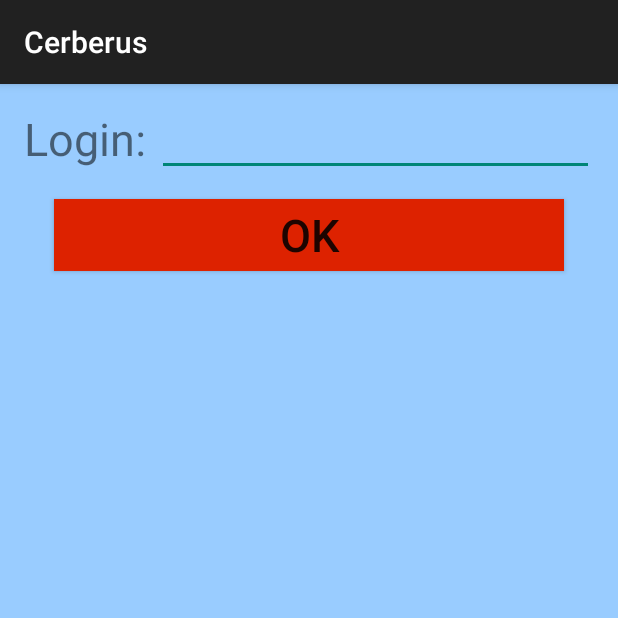
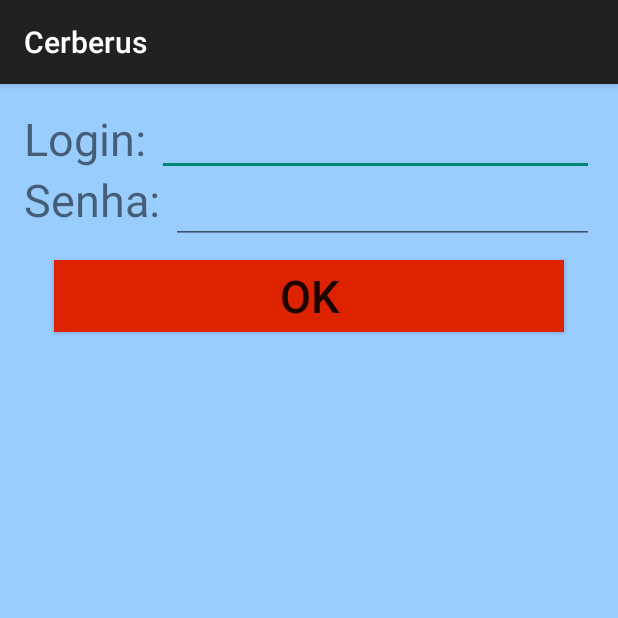
Before and after one commit to Henrod/Cerberus, an Android app: the screen it shows after launch (MainActivity), on a phone screen of 412 x 824 dp, the top half of it. Run offline under Robolectric (Android 15) with nearby library versions, the phone set to English and light mode, and no system bars.

Commit message:
login and watchdog

```diff
--- a/app/src/main/java/com/example/henrique/cerberus/MainActivity.java
+++ b/app/src/main/java/com/example/henrique/cerberus/MainActivity.java
@@ -36,16 +36,21 @@ import java.net.ServerSocket;
 import java.net.Socket;
 import java.net.SocketAddress;
 import java.net.URL;
+import java.security.MessageDigest;
+import java.security.NoSuchAlgorithmException;
 import java.sql.SQLException;
 import java.util.Date;
 import java.util.Scanner;
 import java.util.Timer;
 import java.util.TimerTask;
 
+import javax.crypto.EncryptedPrivateKeyInfo;
+
 public class MainActivity extends ActionBarActivity {
 
     EditText et_login;
-    String login, json;
+    EditText et_passwd;
+    String login, passwd, json;
 
     @Override
     protected void onCreate(Bundle savedInstanceState) {
@@ -53,10 +58,12 @@ public class MainActivity extends ActionBarActivity {
         setContentView(R.layout.activity_main);
 
         et_login = (EditText) findViewById(R.id.et_login);
+        et_passwd = (EditText) findViewById(R.id.et_passwd);
     }
 
     public void start_login(View view) throws JSONException {
         login = et_login.getText().toString();
+        passwd = et_passwd.getText().toString();
 
         RetrieveData retrieveData = new RetrieveData();
         // PerformBackgroundTask this class is the class that extends AsynchTask
@@ -103,4 +110,21 @@ public class MainActivity extends ActionBarActivity {
         startActivity(lock);
     }
 
+    private class CryptWithMD5 {
+
+        private MessageDigest md;
+
+        public String cryptWithMD5(String pass) throws NoSuchAlgorithmException {
+            md = MessageDigest.getInstance("MD5");
+            byte[] passBytes = pass.getBytes();
+            md.reset();
+            byte[] digested = md.digest(passBytes);
+            StringBuilder sb = new StringBuilder();
+            for (byte aDigested : digested) {
+                sb.append(Integer.toHexString(0xff & aDigested));
+            }
+            return sb.toString();
+        }
+    }
+
 }
--- a/app/src/main/res/layout/activity_main.xml
+++ b/app/src/main/res/layout/activity_main.xml
@@ -22,10 +22,28 @@
         android:inputType="text"
         />
 
+    <TextView
+        android:id="@+id/tv_passwd"
+        android:layout_width="wrap_content"
+        android:layout_height="wrap_content"
+        android:text="Senha: "
+        android:textSize="30sp"
+        android:layout_below="@+id/tv_login"/>
+
+    <EditText
+        android:id="@+id/et_passwd"
+        android:layout_width="fill_parent"
+        android:layout_height="wrap_content"
+        android:layout_toRightOf="@+id/tv_passwd"
+        android:layout_toEndOf="@+id/tv_login"
+        android:layout_below="@+id/et_login"
+        android:inputType="text"
+        />
+
     <Button
         android:layout_width="fill_parent"
         android:layout_height="wrap_content"
-        android:layout_below="@+id/tv_login"
+        android:layout_below="@+id/tv_passwd"
         android:layout_margin="20dp"
         android:background="#dd2200"
         android:text="Ok"
```
